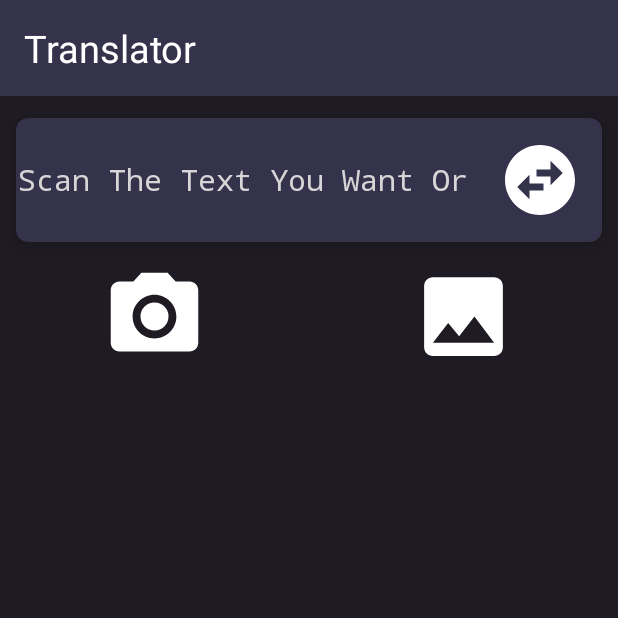
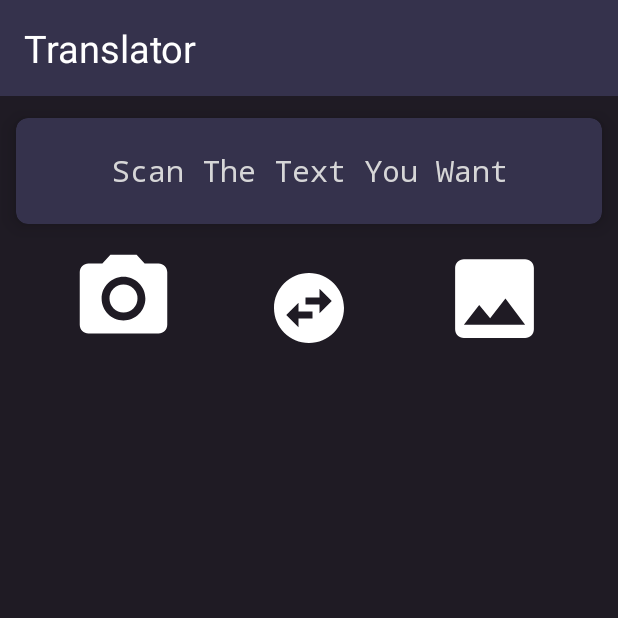
Before and after one commit to Adity-a/Brahmi_Recognition, an Android app: the screen it shows after launch (ScannerActivity), on a phone screen of 412 x 824 dp, the top half of it. Run offline under Robolectric (Android 15) with nearby library versions, the phone set to English and light mode, and no system bars; libraries missing offline, so code that uses them is left out: com.github.ybq.android, com.googlecode.tesseract; Roboto replaces fonts that are not available here; 4 statements that could not run were skipped.

```diff
--- a/app/src/main/java/com/ocr/brahmi/translation/ScannerActivity.java
+++ b/app/src/main/java/com/ocr/brahmi/translation/ScannerActivity.java
@@ -142,7 +142,6 @@ public class ScannerActivity extends AppCompatActivity {
                     try {
                         Bitmap bitmap = MediaStore.Images.Media.getBitmap(
                                 getContentResolver(), selectedImageUri);
-                        Toast.makeText(this, "", Toast.LENGTH_SHORT).show();
                         //Bitmap resizedImage = resizeImage(bitmap, newWidth, newHeight);
                         //extract.setImageBitmap(grayScaleConversion(bitmap));
                         //extract.setImageBitmap(bitmap);
--- a/app/src/main/res/layout/activity_scanner.xml
+++ b/app/src/main/res/layout/activity_scanner.xml
@@ -28,16 +28,9 @@
                 android:text="@string/scan_the_text_you_want"
                 android:textColor="@color/colorWhite"
                 android:textSize="20sp"
-                android:layout_gravity="center_vertical"
+                android:layout_gravity="center"
                 android:fontFamily="monospace"/>
 
-        <ImageView
-            android:id="@+id/page_btn"
-            android:layout_width="wrap_content"
-            android:layout_height="wrap_content"
-            android:src="@drawable/ic_swap1"
-            android:layout_gravity="center|end"
-            android:padding="13dp" />
 
     </androidx.cardview.widget.CardView>
     <LinearLayout
@@ -51,6 +44,14 @@
             android:layout_height="wrap_content"
             android:layout_weight="1"
             android:src="@drawable/camera" />
+
+        <ImageView
+            android:id="@+id/page_btn"
+            android:layout_width="wrap_content"
+            android:layout_height="wrap_content"
+            android:src="@drawable/ic_swap1"
+            android:layout_gravity="center|end"
+            android:padding="13dp" />
 
         <ImageView
             android:id="@+id/gallery_btn"
--- a/app/src/main/res/values/strings.xml
+++ b/app/src/main/res/values/strings.xml
@@ -8,6 +8,6 @@
     <string name="devnagriToBrahmi">Devnagri To Brahmi</string>
     <string name="write_here_to_convert">Write Here To Convert . . . .</string>
     <string name="convert">CONVERT</string>
-    <string name="scan_the_text_you_want">Scan The Text You Want Or</string>
+    <string name="scan_the_text_you_want">Scan The Text You Want</string>
 
 </resources>
```
Also changed, not shown: app/src/main/AndroidManifest.xml (+6 -3 lines), 1 other file.
